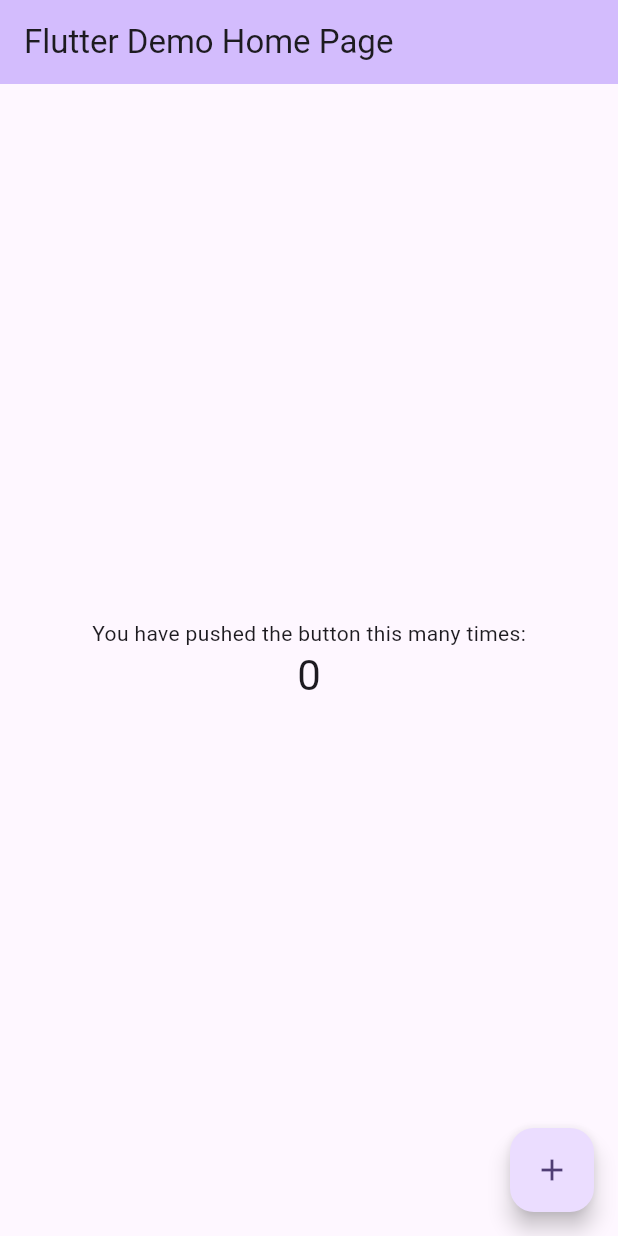
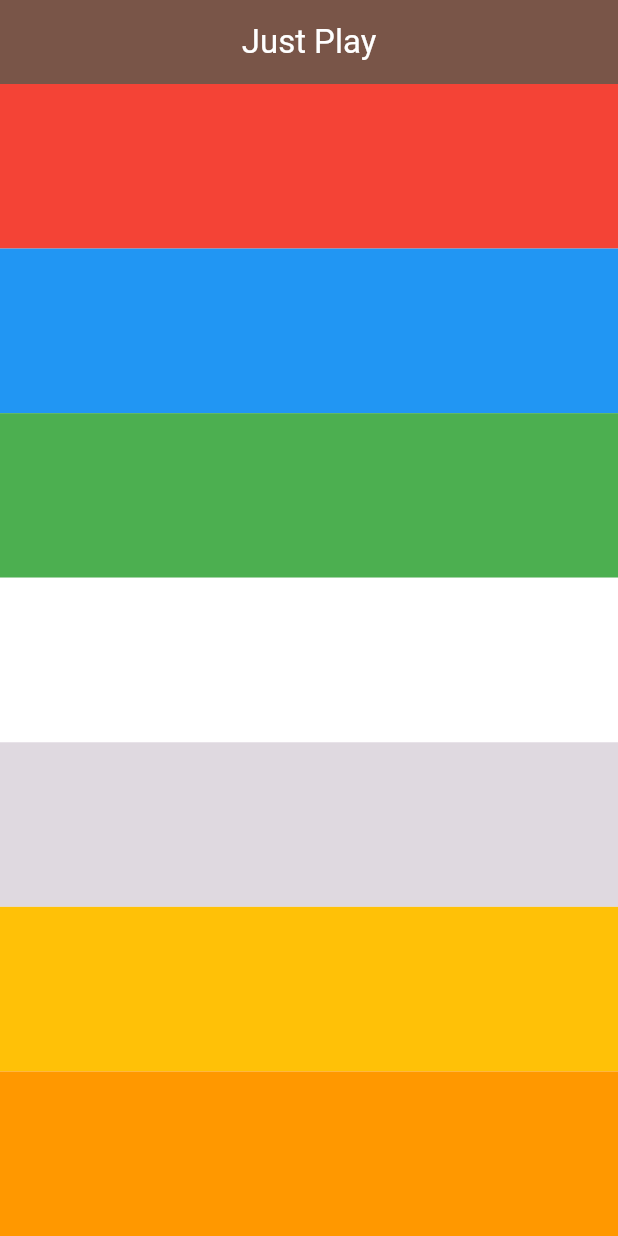
Before and after one commit to Waheed-Ashraf/Little-piano-app, a Flutter app: the screen it shows after launch, on a phone screen of 412 x 824 dp. Run offline on Flutter 3.47's test engine with Material 3 defaults, Android fonts, the light colour scheme and no system bars; our stand-ins replace audioplayers.

Commit message:
adding tune screen to app

```diff
--- a/lib/main.dart
+++ b/lib/main.dart
@@ -1,125 +1,19 @@
 import 'package:flutter/material.dart';
+import 'package:little_piano_app/views/tune_screen.dart';
 
 void main() {
-  runApp(const MyApp());
+  runApp(const LittlePiano());
 }
 
-class MyApp extends StatelessWidget {
-  const MyApp({super.key});
+class LittlePiano extends StatelessWidget {
+  const LittlePiano({super.key});
 
   // This widget is the root of your application.
   @override
   Widget build(BuildContext context) {
     return MaterialApp(
-      title: 'Flutter Demo',
-      theme: ThemeData(
-        // This is the theme of your application.
-        //
-        // TRY THIS: Try running your application with "flutter run". You'll see
-        // the application has a purple toolbar. Then, without quitting the app,
-        // try changing the seedColor in the colorScheme below to Colors.green
-        // and then invoke "hot reload" (save your changes or press the "hot
-        // reload" button in a Flutter-supported IDE, or press "r" if you used
-        // the command line to start the app).
-        //
-        // Notice that the counter didn't reset back to zero; the application
-        // state is not lost during the reload. To reset the state, use hot
-        // restart instead.
-        //
-        // This works for code too, not just values: Most code changes can be
-        // tested with just a hot reload.
-        colorScheme: ColorScheme.fromSeed(seedColor: Colors.deepPurple),
-        useMaterial3: true,
-      ),
-      home: const MyHomePage(title: 'Flutter Demo Home Page'),
+      debugShowCheckedModeBanner: false,
+      home: TuneScreen(),
     );
   }
 }
-
-class MyHomePage extends StatefulWidget {
-  const MyHomePage({super.key, required this.title});
-
-  // This widget is the home page of your application. It is stateful, meaning
-  // that it has a State object (defined below) that contains fields that affect
-  // how it looks.
-
-  // This class is the configuration for the state. It holds the values (in this
-  // case the title) provided by the parent (in this case the App widget) and
-  // used by the build method of the State. Fields in a Widget subclass are
-  // always marked "final".
-
-  final String title;
-
-  @override
-  State<MyHomePage> createState() => _MyHomePageState();
-}
-
-class _MyHomePageState extends State<MyHomePage> {
-  int _counter = 0;
-
-  void _incrementCounter() {
-    setState(() {
-      // This call to setState tells the Flutter framework that something has
-      // changed in this State, which causes it to rerun the build method below
-      // so that the display can reflect the updated values. If we changed
-      // _counter without calling setState(), then the build method would not be
-      // called again, and so nothing would appear to happen.
-      _counter++;
-    });
-  }
-
-  @override
-  Widget build(BuildContext context) {
-    // This method is rerun every time setState is called, for instance as done
-    // by the _incrementCounter method above.
-    //
-    // The Flutter framework has been optimized to make rerunning build methods
-    // fast, so that you can just rebuild anything that needs updating rather
-    // than having to individually change instances of widgets.
-    return Scaffold(
-      appBar: AppBar(
-        // TRY THIS: Try changing the color here to a specific color (to
-        // Colors.amber, perhaps?) and trigger a hot reload to see the AppBar
-        // change color while the other colors stay the same.
-        backgroundColor: Theme.of(context).colorScheme.inversePrimary,
-        // Here we take the value from the MyHomePage object that was created by
-        // the App.build method, and use it to set our appbar title.
-        title: Text(widget.title),
-      ),
-      body: Center(
-        // Center is a layout widget. It takes a single child and positions it
-        // in the middle of the parent.
-        child: Column(
-          // Column is also a layout widget. It takes a list of children and
-          // arranges them vertically. By default, it sizes itself to fit its
-          // children horizontally, and tries to be as tall as its parent.
-          //
-          // Column has various properties to control how it sizes itself and
-          // how it positions its children. Here we use mainAxisAlignment to
-          // center the children vertically; the main axis here is the vertical
-          // axis because Columns are vertical (the cross axis would be
-          // horizontal).
-          //
-          // TRY THIS: Invoke "debug painting" (choose the "Toggle Debug Paint"
-          // action in the IDE, or press "p" in the console), to see the
-          // wireframe for each widget.
-          mainAxisAlignment: MainAxisAlignment.center,
-          children: <Widget>[
-            const Text(
-              'You have pushed the button this many times:',
-            ),
-            Text(
-              '$_counter',
-              style: Theme.of(context).textTheme.headlineMedium,
-            ),
-          ],
-        ),
-      ),
-      floatingActionButton: FloatingActionButton(
-        onPressed: _incrementCounter,
-        tooltip: 'Increment',
-        child: const Icon(Icons.add),
-      ), // This trailing comma makes auto-formatting nicer for build methods.
-    );
-  }
-}
--- /dev/null
+++ b/lib/model/tune_model.dart
@@ -0,0 +1,14 @@
+import 'package:audioplayers/audioplayers.dart';
+import 'package:flutter/material.dart';
+
+class TuneModel {
+  final Color color;
+  final String audio;
+
+  TuneModel({required this.audio, required this.color});
+
+  playTune() {
+    final player = AudioPlayer();
+    player.play(AssetSource(audio));
+  }
+}
--- /dev/null
+++ b/lib/views/tune_screen.dart
@@ -0,0 +1,43 @@
+import 'package:flutter/material.dart';
+import 'package:little_piano_app/model/tune_model.dart';
+import 'package:little_piano_app/widgets/tune_item.dart';
+
+class TuneScreen extends StatelessWidget {
+  TuneScreen({super.key});
+  List<TuneModel> item = [
+    TuneModel(audio: "note1.wav", color: Colors.red),
+    TuneModel(audio: "note2.wav", color: Colors.blue),
+    TuneModel(audio: "note3.wav", color: Colors.green),
+    TuneModel(audio: "note4.wav", color: Colors.white),
+    TuneModel(audio: "note5.wav", color: Colors.black12),
+    TuneModel(audio: "note6.wav", color: Colors.amber),
+    TuneModel(audio: "note7.wav", color: Colors.orange),
+  ];
+
+  @override
+  Widget build(BuildContext context) {
+    return Scaffold(
+        appBar: AppBar(
+          centerTitle: true,
+          elevation: 0,
+          backgroundColor: Colors.brown,
+          title: const Text(
+            'Just Play',
+            style: TextStyle(
+              color: Colors.white,
+            ),
+          ),
+        ),
+        body: Column(
+          children: [
+            TuneItem(tune: item[0]),
+            TuneItem(tune: item[1]),
+            TuneItem(tune: item[2]),
+            TuneItem(tune: item[3]),
+            TuneItem(tune: item[4]),
+            TuneItem(tune: item[5]),
+            TuneItem(tune: item[6]),
+          ],
+        ));
+  }
+}
--- /dev/null
+++ b/lib/widgets/tune_item.dart
@@ -0,0 +1,23 @@
+import 'package:flutter/material.dart';
+import 'package:little_piano_app/model/tune_model.dart';
+
+class TuneItem extends StatelessWidget {
+  TuneItem({super.key, required this.tune});
+
+  TuneModel tune;
+
+  @override
+  Widget build(BuildContext context) {
+    return Expanded(
+      child: GestureDetector(
+        onTap: () {
+          tune.playTune();
+        },
+        child: Container(
+          width: double.infinity,
+          color: tune.color,
+        ),
+      ),
+    );
+  }
+}
```
Also changed, not shown: pubspec.yaml (+4 -3 lines), pubspec.lock, 6 other files.
